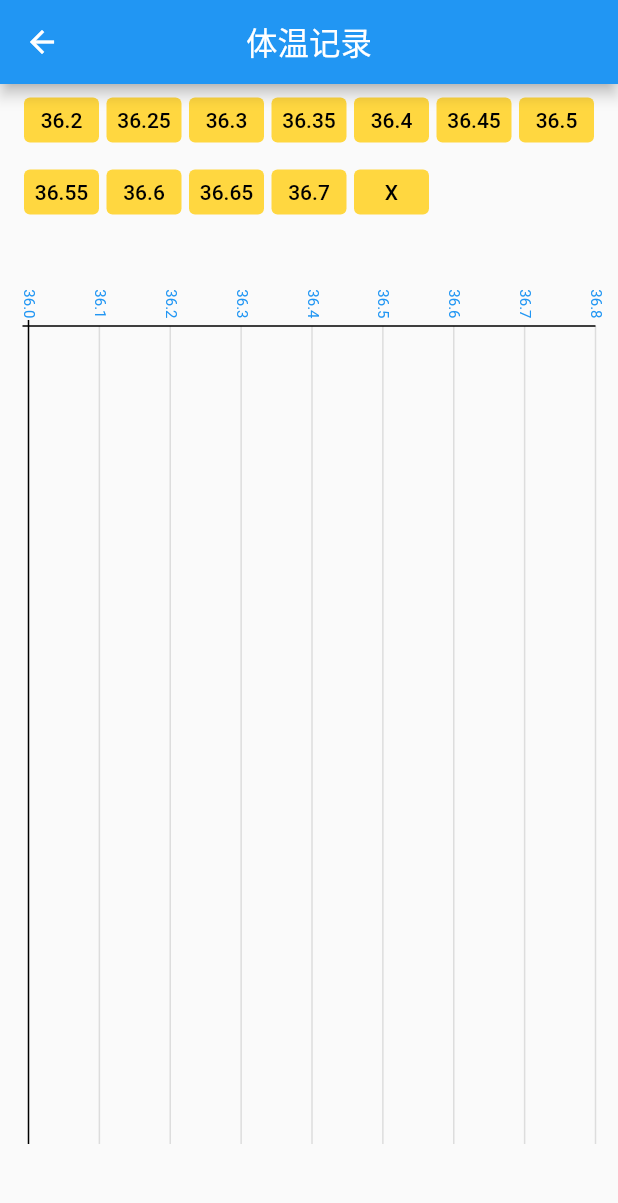
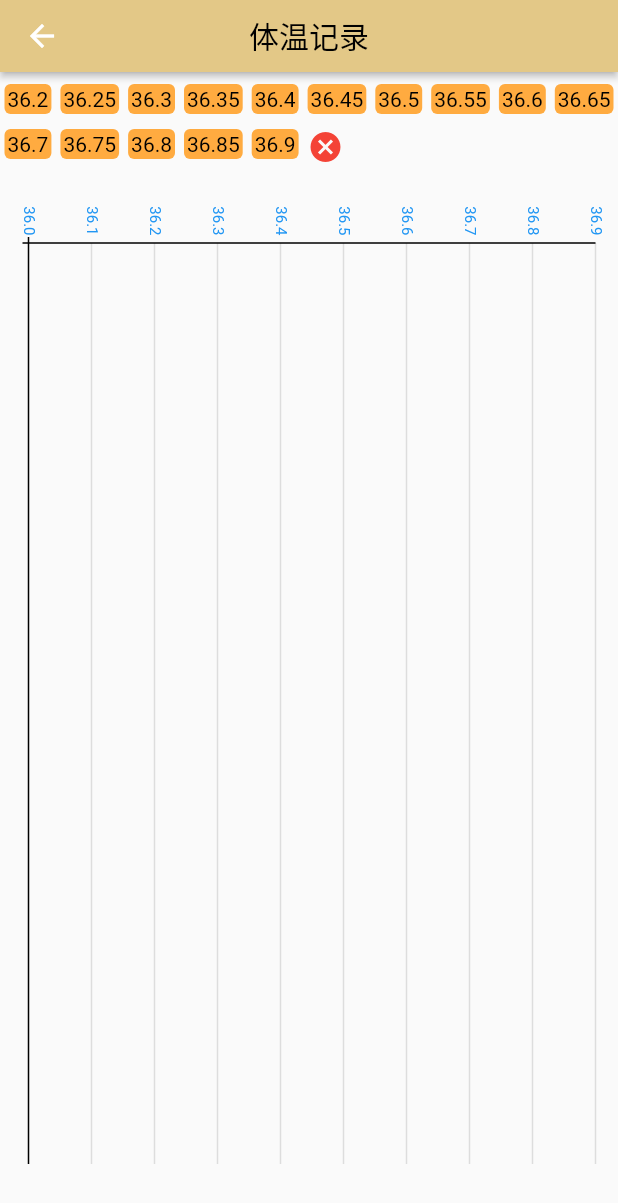
Before and after one commit to Meditator-K/flutter_play, a Flutter app: the TemperaturePage screen opened directly, on a phone screen of 412 x 824 dp. Shown: the top 1203 px of the screen. Run offline on Flutter 3.47's test engine with Material 3 defaults, Android fonts, the phone set to English and light mode, and no system bars; our stand-ins replace event_bus, flutter_easyloading, get, shared_preferences; accounts and stored records are empty.

Commit message:
折线优化

```diff
--- a/lib/page/splash_page.dart
+++ b/lib/page/splash_page.dart
@@ -25,7 +25,7 @@ class _SplashPageState extends State<SplashPage> {
   }
 
   void countDown() {
-    Future.delayed(Duration(seconds: 2), () {
+    Future.delayed(Duration(seconds: 1), () {
       NavigatorUtil.pushAndRemoveUntil(context, HomePage());
     });
   }
--- a/lib/page/temperature_page.dart
+++ b/lib/page/temperature_page.dart
@@ -22,6 +22,10 @@ class _TemperatureState extends State<TemperaturePage>
     36.6,
     36.65,
     36.7,
+    36.75,
+    36.8,
+    36.85,
+    36.9,
     0
   ];
   List<double> _data = [];
@@ -51,38 +55,57 @@ class _TemperatureState extends State<TemperaturePage>
   Widget build(BuildContext context) {
     return Scaffold(
       appBar: AppBar(
-        title: Text('体温记录'),
+        toolbarHeight: 48,
+        elevation: 2,
+        title: Text('体温记录',style: TextStyle(color: Colors.black,fontSize: 20),),
+        backgroundColor: Color(0xffe3c887),
       ),
       body: Column(
         children: [
+          SizedBox(height: 8),
           Wrap(
-            spacing: 5,
-            children: _src
-                .map((e) => TextButton(
-                    onPressed: () {
+            spacing: 6,
+            runSpacing: 10,
+            children: _src.map((e) {
               if (e == 0) {
+                return InkWell(
+                  onTap: () {
                     if (_data.length > 0) {
                       _data.removeLast();
                       setState(() {});
                     }
-                        return;
+                  },
+                  onLongPress: () {
+                    if (_data.length > 0) {
+                      _data.clear();
+                      setState(() {});
                     }
+                  },
+                  child: Icon(
+                    Icons.cancel,
+                    color: Colors.red,
+                    size: 24,
+                  ),
+                );
+              }
+              return InkWell(
+                  onTap: () {
                     if (_data.length == 30) {
                       return;
                     }
                     _data.add(e);
                     setState(() {});
                   },
-                    style: TextButton.styleFrom(
-                        minimumSize: Size(50, 30),
-                        maximumSize: Size(50, 30),
-                        padding: EdgeInsets.zero,
-                        backgroundColor: Colors.amberAccent),
+                  child: Container(
+                      padding: EdgeInsets.all(2),
+                      decoration: BoxDecoration(
+                          color: Colors.orangeAccent,
+                          borderRadius: BorderRadius.circular(4)),
                       child: Text(
-                      '${e == 0 ? 'X' : e}',
+                        '$e',
                         style: TextStyle(color: Colors.black, fontSize: 14),
-                    )))
-                .toList(),
+                      )));
+            }).toList(),
           ),
           Expanded(
               child: Container(
@@ -92,7 +115,7 @@ class _TemperatureState extends State<TemperaturePage>
                   child: RotatedBox(
                       quarterTurns: 1,
                       child: CustomPaint(
-                        size: Size(MediaQuery.of(context).size.height * 2 / 3,
+                        size: Size(MediaQuery.of(context).size.height * 3 / 4,
                             MediaQuery.of(context).size.width - 30),
                         painter: TemperaturePaint(yData: _data),
                       ))))
@@ -138,7 +161,7 @@ class TemperaturePaint extends CustomPainter {
     canvas.drawPath(_axisPath, _axisPaint);
     //绘制刻度和文字
     double xStep = (size.width - kScaleHeight) / _xData.length;
-    double yStep = (size.height - kScaleHeight) / 8;
+    double yStep = (size.height - kScaleHeight) / 9;
     Path scalePath = Path();
     scalePath.moveTo(xStep, 0);
     for (int i = 0; i < _xData.length; i++) {
@@ -159,10 +182,10 @@ class TemperaturePaint extends CustomPainter {
     }
     scalePath.relativeMoveTo(-size.width + kScaleHeight, -yStep - kScaleHeight);
     Path guidePath = Path()..moveTo(0, -yStep);
-    for (int i = 0; i < 8; i++) {
+    for (int i = 0; i < 9; i++) {
       guidePath.relativeLineTo(size.width - kScaleHeight, 0);
       scalePath.relativeLineTo(-kScaleHeight, 0);
-      if (i < 7) {
+      if (i < 8) {
         scalePath.relativeMoveTo(kScaleHeight, -yStep);
         guidePath.relativeMoveTo(-(size.width - kScaleHeight), -yStep);
       }
@@ -197,7 +220,7 @@ class TemperaturePaint extends CustomPainter {
     List<Offset> points = [];
     Path linePath = Path();
     for (int i = 0; i < yData.length; i++) {
-      double barHeight = ((yData[i] - 36) / 0.8) * (size.height - kScaleHeight);
+      double barHeight = ((yData[i] - 36) / 0.9) * (size.height - kScaleHeight);
       Offset point = Offset(xStep * i + xStep / 2, -barHeight);
       points.add(point);
       if (i == 0) {
```
Also changed, not shown: 6 other files. Lines whose indentation alone changed are shown as unchanged.
